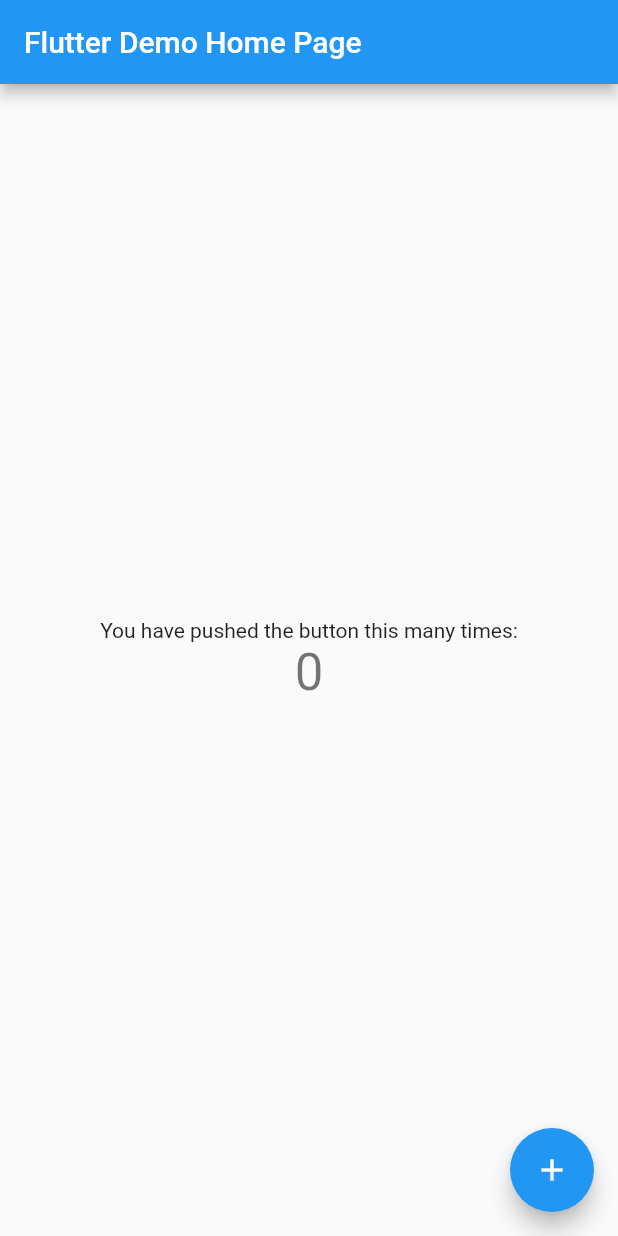
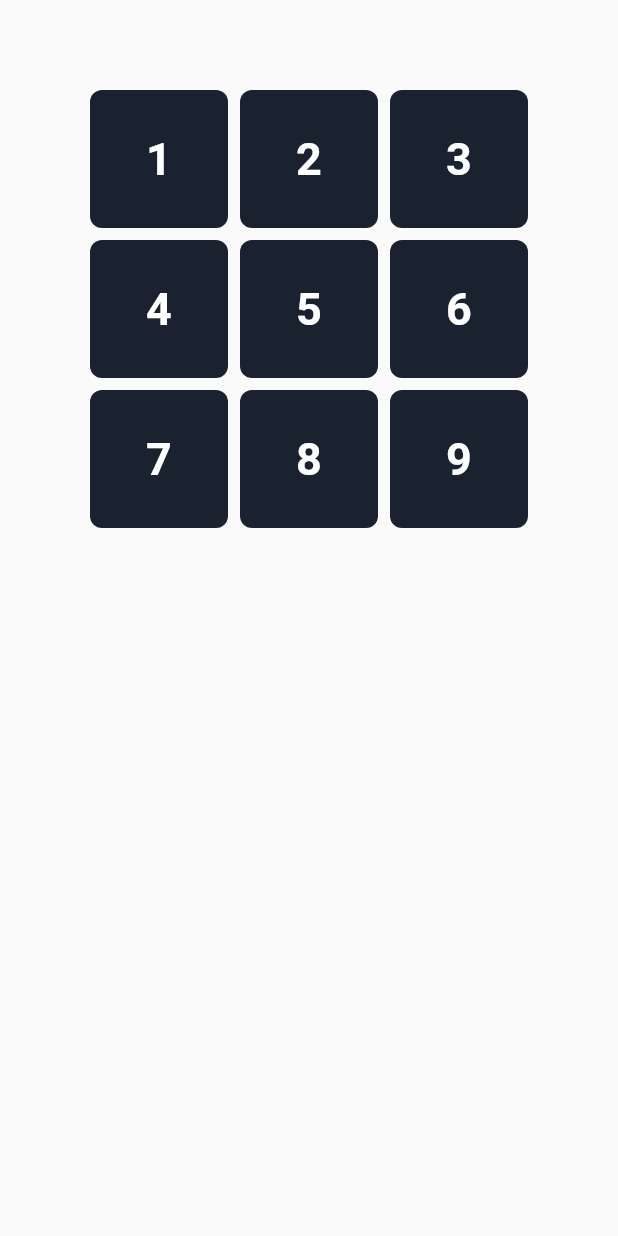
Before and after one commit to anup-paul/audio_project, a Flutter app: the screen it shows after launch, on a phone screen of 412 x 824 dp. Run offline on Flutter 3.47's test engine with Material 2 defaults, Android fonts, the phone set to English and light mode, and no system bars; our stand-ins replace audioplayers.

Commit message:
facing some issues in playing audio

```diff
--- a/lib/main.dart
+++ b/lib/main.dart
@@ -1,3 +1,4 @@
+import 'package:audio_project/pages/audio_screen/audio_screen.dart';
 import 'package:flutter/material.dart';
 
 void main() {
@@ -24,92 +25,7 @@
         // is not restarted.
         primarySwatch: Colors.blue,
       ),
-      home: const MyHomePage(title: 'Flutter Demo Home Page'),
+      home: const AudioScreeen(),
     );
   }
 }
-
-class MyHomePage extends StatefulWidget {
-  const MyHomePage({super.key, required this.title});
-
-  // This widget is the home page of your application. It is stateful, meaning
-  // that it has a State object (defined below) that contains fields that affect
-  // how it looks.
-
-  // This class is the configuration for the state. It holds the values (in this
-  // case the title) provided by the parent (in this case the App widget) and
-  // used by the build method of the State. Fields in a Widget subclass are
-  // always marked "final".
-
-  final String title;
-
-  @override
-  State<MyHomePage> createState() => _MyHomePageState();
-}
-
-class _MyHomePageState extends State<MyHomePage> {
-  int _counter = 0;
-
-  void _incrementCounter() {
-    setState(() {
-      // This call to setState tells the Flutter framework that something has
-      // changed in this State, which causes it to rerun the build method below
-      // so that the display can reflect the updated values. If we changed
-      // _counter without calling setState(), then the build method would not be
-      // called again, and so nothing would appear to happen.
-      _counter++;
-    });
-  }
-
-  @override
-  Widget build(BuildContext context) {
-    // This method is rerun every time setState is called, for instance as done
-    // by the _incrementCounter method above.
-    //
-    // The Flutter framework has been optimized to make rerunning build methods
-    // fast, so that you can just rebuild anything that needs updating rather
-    // than having to individually change instances of widgets.
-    return Scaffold(
-      appBar: AppBar(
-        // Here we take the value from the MyHomePage object that was created by
-        // the App.build method, and use it to set our appbar title.
-        title: Text(widget.title),
-      ),
-      body: Center(
-        // Center is a layout widget. It takes a single child and positions it
-        // in the middle of the parent.
-        child: Column(
-          // Column is also a layout widget. It takes a list of children and
-          // arranges them vertically. By default, it sizes itself to fit its
-          // children horizontally, and tries to be as tall as its parent.
-          //
-          // Invoke "debug painting" (press "p" in the console, choose the
-          // "Toggle Debug Paint" action from the Flutter Inspector in Android
-          // Studio, or the "Toggle Debug Paint" command in Visual Studio Code)
-          // to see the wireframe for each widget.
-          //
-          // Column has various properties to control how it sizes itself and
-          // how it positions its children. Here we use mainAxisAlignment to
-          // center the children vertically; the main axis here is the vertical
-          // axis because Columns are vertical (the cross axis would be
-          // horizontal).
-          mainAxisAlignment: MainAxisAlignment.center,
-          children: <Widget>[
-            const Text(
-              'You have pushed the button this many times:',
-            ),
-            Text(
-              '$_counter',
-              style: Theme.of(context).textTheme.headline4,
-            ),
-          ],
-        ),
-      ),
-      floatingActionButton: FloatingActionButton(
-        onPressed: _incrementCounter,
-        tooltip: 'Increment',
-        child: const Icon(Icons.add),
-      ), // This trailing comma makes auto-formatting nicer for build methods.
-    );
-  }
-}
--- /dev/null
+++ b/lib/pages/audio_screen/audio_screen.dart
@@ -0,0 +1,86 @@
+import 'package:flutter/material.dart';
+import 'package:audioplayers/audioplayers.dart';
+
+class AudioScreeen extends StatefulWidget {
+  const AudioScreeen({super.key, this.title});
+
+  final String? title;
+
+  @override
+  State<AudioScreeen> createState() => _AudioScreeenState();
+}
+
+class _AudioScreeenState extends State<AudioScreeen> {
+  final player = AudioPlayer();
+
+  @override
+  Widget build(BuildContext context) {
+    return Scaffold(
+        body: Padding(
+      padding: const EdgeInsets.all(60.0),
+      child: GridView.count(
+        crossAxisCount: 3,
+        crossAxisSpacing: 8.0,
+        mainAxisSpacing: 8.0,
+        children: [
+          InkWell(
+            onTap: () {
+              player.play(AssetSource('assets/number_seven.mp3'));
+              print(AssetSource("assets/number_seven.mp3"));
+            },
+            child: const DigitWidget(
+              title: "1",
+            ),
+          ),
+          const DigitWidget(
+            title: "2",
+          ),
+          const DigitWidget(
+            title: "3",
+          ),
+          const DigitWidget(
+            title: "4",
+          ),
+          const DigitWidget(
+            title: "5",
+          ),
+          const DigitWidget(
+            title: "6",
+          ),
+          const DigitWidget(
+            title: "7",
+          ),
+          const DigitWidget(
+            title: "8",
+          ),
+          const DigitWidget(
+            title: "9",
+          )
+        ],
+      ),
+    ));
+  }
+}
+
+class DigitWidget extends StatelessWidget {
+  const DigitWidget({Key? key, this.title}) : super(key: key);
+
+  final String? title;
+
+  @override
+  Widget build(BuildContext context) {
+    return Container(
+      padding: const EdgeInsets.all(2),
+      decoration: BoxDecoration(
+          borderRadius: BorderRadius.circular(8),
+          color: const Color.fromARGB(255, 26, 34, 47)),
+      child: Center(
+        child: Text(
+          title!,
+          style: const TextStyle(
+              color: Colors.white, fontSize: 30, fontWeight: FontWeight.bold),
+        ),
+      ),
+    );
+  }
+}
--- a/pubspec.yaml
+++ b/pubspec.yaml
@@ -36,6 +36,7 @@
   # The following adds the Cupertino Icons font to your application.
   # Use with the CupertinoIcons class for iOS style icons.
   cupertino_icons: ^1.0.2
+  audioplayers: ^1.1.1
 
 dev_dependencies:
   flutter_test:
@@ -60,9 +61,8 @@
   uses-material-design: true
 
   # To add assets to your application, add an assets section, like this:
-  # assets:
-  #   - images/a_dot_burr.jpeg
-  #   - images/a_dot_ham.jpeg
+  assets:
+    - assets/
 
   # An image asset can refer to one or more resolution-specific "variants", see
   # https://flutter.dev/assets-and-images/#resolution-aware
```
Also changed, not shown: pubspec.lock, 6 other files.
